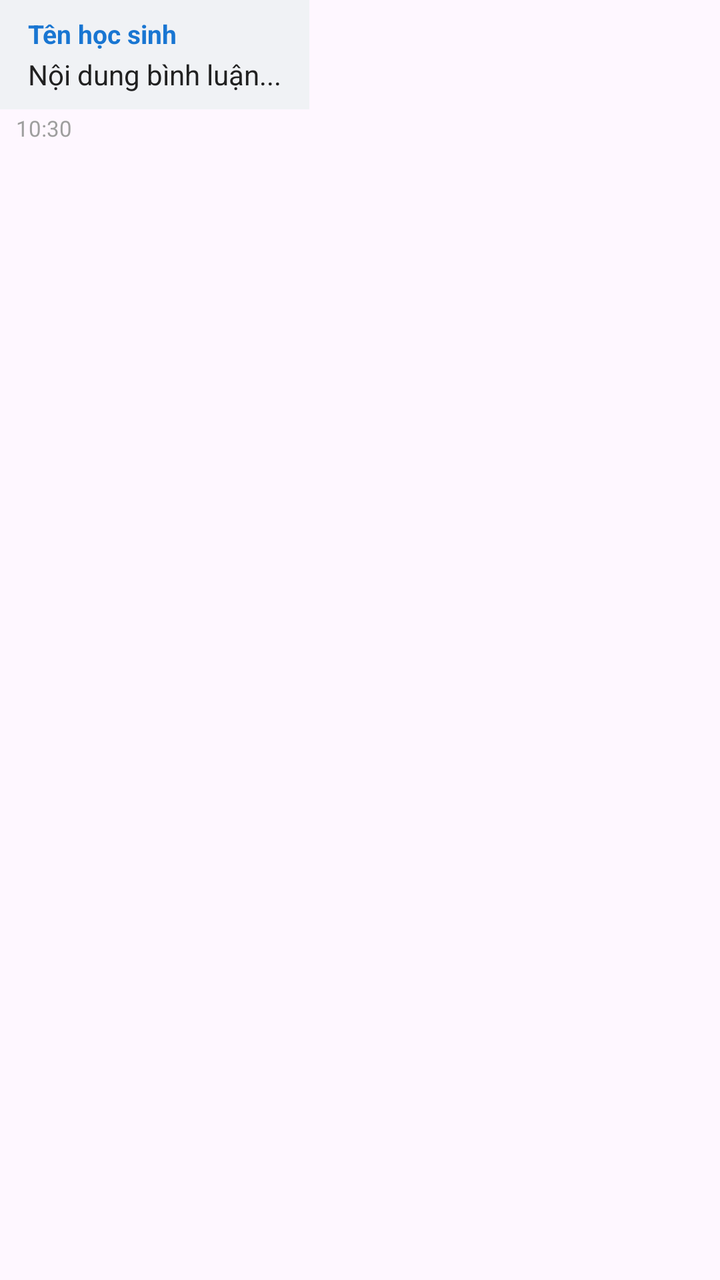
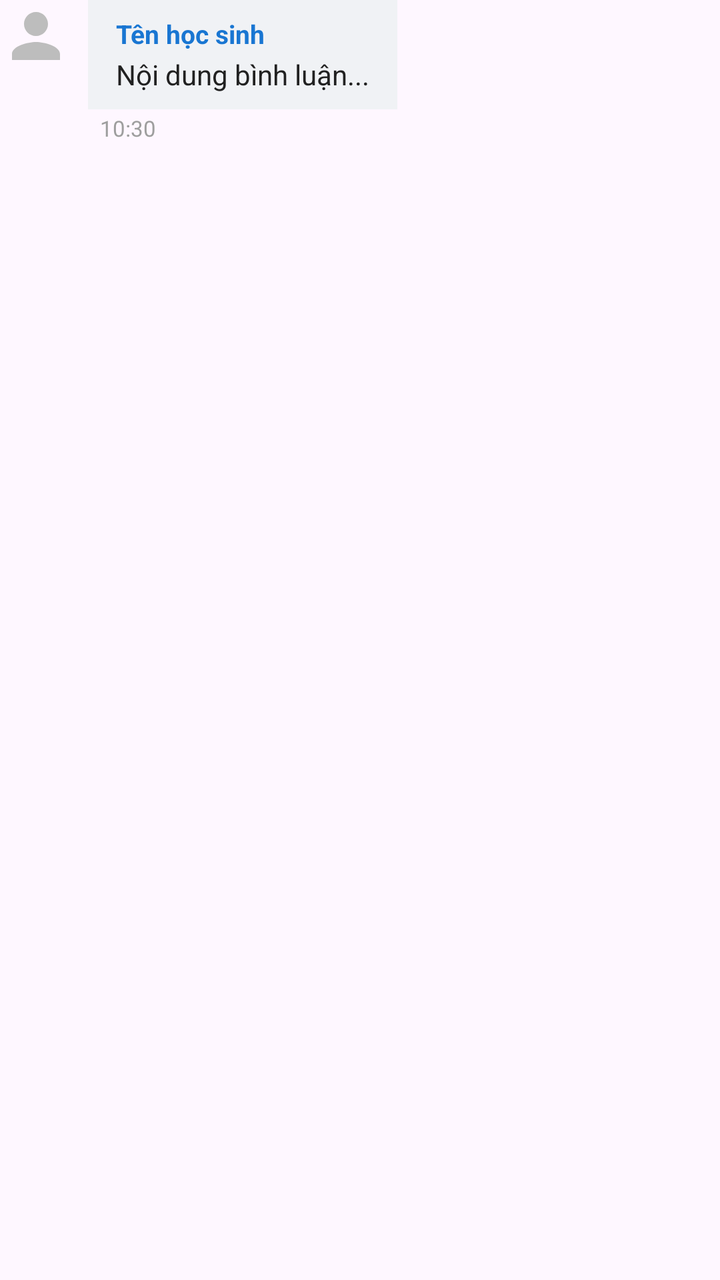

Before-and-after screenshots of an Android layout around one commit, followed by the original layout XML and the change that was made.
<!-- AndroidManifest.xml: application theme Theme.AndroiCuoiKy -->
<!-- res/layout/item_comment.xml -->
<?xml version="1.0" encoding="utf-8"?>
<LinearLayout xmlns:android="http://schemas.android.com/apk/res/android"
    android:layout_width="match_parent"
    android:layout_height="wrap_content"
    android:orientation="vertical"
    android:layout_marginBottom="10dp">

    <LinearLayout
        android:layout_width="wrap_content"
        android:layout_height="wrap_content"
        android:background="#F0F2F5"
        android:paddingHorizontal="14dp"
        android:paddingVertical="8dp"
        android:orientation="vertical"
        android:maxWidth="300dp">

        <TextView
            android:id="@+id/tvCommentAuthor"
            android:layout_width="wrap_content"
            android:layout_height="wrap_content"
            android:text="Tên học sinh"
            android:textColor="#1976D2"
            android:textSize="13sp"
            android:textStyle="bold" />

        <TextView
            android:id="@+id/tvCommentContent"
            android:layout_width="wrap_content"
            android:layout_height="wrap_content"
            android:text="Nội dung bình luận..."
            android:textColor="#212121"
            android:textSize="14sp"
            android:layout_marginTop="2dp" />

        
        <ImageView
            android:id="@+id/ivCommentImage"
            android:layout_width="160dp"
            android:layout_height="120dp"
            android:scaleType="centerCrop"
            android:visibility="gone"
            android:layout_marginTop="6dp" />
    </LinearLayout>

    <TextView
        android:id="@+id/tvCommentDate"
        android:layout_width="wrap_content"
        android:layout_height="wrap_content"
        android:text="10:30"
        android:textColor="#9E9E9E"
        android:textSize="11sp"
        android:layout_marginStart="8dp"
        android:layout_marginTop="2dp" />

</LinearLayout>
<!-- resources referenced by this layout -->
<resources>
  <style name="Theme.AndroiCuoiKy" parent="Base.Theme.AndroiCuoiKy" />
  <style name="Base.Theme.AndroiCuoiKy" parent="Theme.Material3.DayNight.NoActionBar">
          
          
      </style>
</resources>

<!-- the commit's change to res/layout/item_comment.xml (unified diff, before → after) -->
@@ -1,55 +1,72 @@
 <?xml version="1.0" encoding="utf-8"?>
 <LinearLayout xmlns:android="http://schemas.android.com/apk/res/android"
+    xmlns:app="http://schemas.android.com/apk/res-auto"
     android:layout_width="match_parent"
     android:layout_height="wrap_content"
-    android:orientation="vertical"
-    android:layout_marginBottom="10dp">
+    android:orientation="horizontal"
+    android:layout_marginBottom="12dp">
+
+    
+    <com.google.android.material.imageview.ShapeableImageView
+        android:id="@+id/ivCommentAvatar"
+        android:layout_width="36dp"
+        android:layout_height="36dp"
+        android:scaleType="centerCrop"
+        android:src="@drawable/ic_avatar_default"
+        android:background="?attr/selectableItemBackgroundBorderless"
+        app:shapeAppearanceOverlay="@style/ShapeAppearance.Material3.Corner.Full" />
 
     <LinearLayout
         android:layout_width="wrap_content"
         android:layout_height="wrap_content"
-        android:background="#F0F2F5"
-        android:paddingHorizontal="14dp"
-        android:paddingVertical="8dp"
-        android:orientation="vertical"
-        android:maxWidth="300dp">
+        android:layout_marginStart="8dp"
+        android:orientation="vertical">
+
+        <LinearLayout
+            android:layout_width="wrap_content"
+            android:layout_height="wrap_content"
+            android:background="#F0F2F5"
+            android:paddingHorizontal="14dp"
+            android:paddingVertical="8dp"
+            android:orientation="vertical"
+            android:maxWidth="280dp">
+
+            <TextView
+                android:id="@+id/tvCommentAuthor"
+                android:layout_width="wrap_content"
+                android:layout_height="wrap_content"
+                android:text="Tên học sinh"
+                android:textColor="#1976D2"
+                android:textSize="13sp"
+                android:textStyle="bold" />
+
+            <TextView
+                android:id="@+id/tvCommentContent"
+                android:layout_width="wrap_content"
+                android:layout_height="wrap_content"
+                android:text="Nội dung bình luận..."
+                android:textColor="#212121"
+                android:textSize="14sp"
+                android:layout_marginTop="2dp" />
+
+            <ImageView
+                android:id="@+id/ivCommentImage"
+                android:layout_width="160dp"
+                android:layout_height="120dp"
+                android:scaleType="centerCrop"
+                android:visibility="gone"
+                android:layout_marginTop="6dp" />
+        </LinearLayout>
 
         <TextView
-            android:id="@+id/tvCommentAuthor"
+            android:id="@+id/tvCommentDate"
             android:layout_width="wrap_content"
             android:layout_height="wrap_content"
-            android:text="Tên học sinh"
-            android:textColor="#1976D2"
-            android:textSize="13sp"
-            android:textStyle="bold" />
-
-        <TextView
-            android:id="@+id/tvCommentContent"
-            android:layout_width="wrap_content"
-            android:layout_height="wrap_content"
-            android:text="Nội dung bình luận..."
-            android:textColor="#212121"
-            android:textSize="14sp"
+            android:text="10:30"
+            android:textColor="#9E9E9E"
+            android:textSize="11sp"
+            android:layout_marginStart="6dp"
             android:layout_marginTop="2dp" />
-
-        
-        <ImageView
-            android:id="@+id/ivCommentImage"
-            android:layout_width="160dp"
-            android:layout_height="120dp"
-            android:scaleType="centerCrop"
-            android:visibility="gone"
-            android:layout_marginTop="6dp" />
     </LinearLayout>
 
-    <TextView
-        android:id="@+id/tvCommentDate"
-        android:layout_width="wrap_content"
-        android:layout_height="wrap_content"
-        android:text="10:30"
-        android:textColor="#9E9E9E"
-        android:textSize="11sp"
-        android:layout_marginStart="8dp"
-        android:layout_marginTop="2dp" />
-
 </LinearLayout>
<!-- resource entries referenced after the edit -->
@@ -1,5 +1,16 @@
 <!-- resources referenced by this layout -->
 <resources>
+  <!-- drawable ic_avatar_default (drawable) -->
+  <?xml version="1.0" encoding="utf-8"?>
+  <vector xmlns:android="http://schemas.android.com/apk/res/android"
+      android:width="40dp"
+      android:height="40dp"
+      android:viewportWidth="24"
+      android:viewportHeight="24">
+      <path
+          android:fillColor="#BDBDBD"
+          android:pathData="M12,12c2.21,0 4,-1.79 4,-4s-1.79,-4 -4,-4 -4,1.79 -4,4 1.79,4 4,4zM12,14c-2.67,0 -8,1.34 -8,4v2h16v-2c0,-2.66 -5.33,-4 -8,-4z"/>
+  </vector>
   <style name="Theme.AndroiCuoiKy" parent="Base.Theme.AndroiCuoiKy" />
   <style name="Base.Theme.AndroiCuoiKy" parent="Theme.Material3.DayNight.NoActionBar">
           
